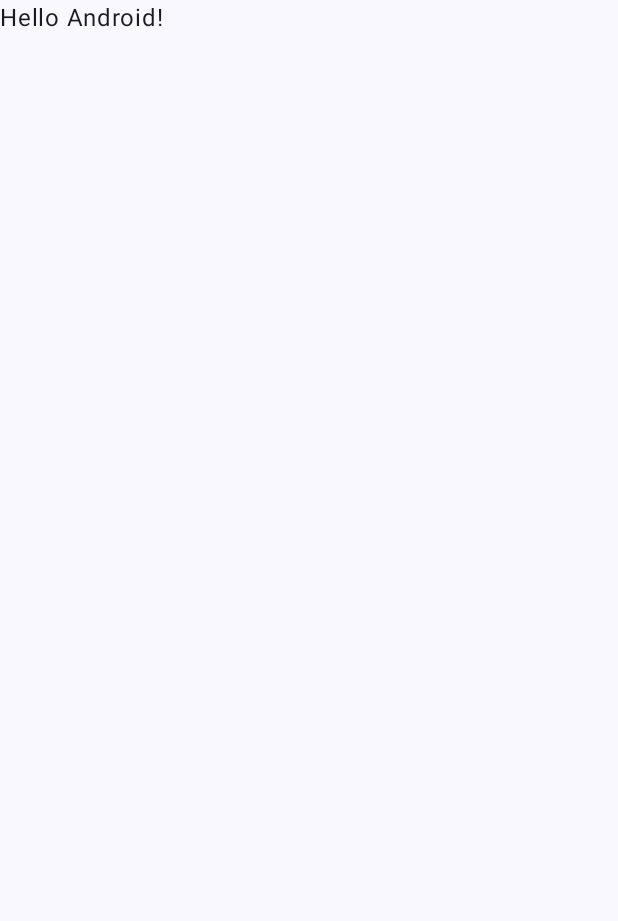
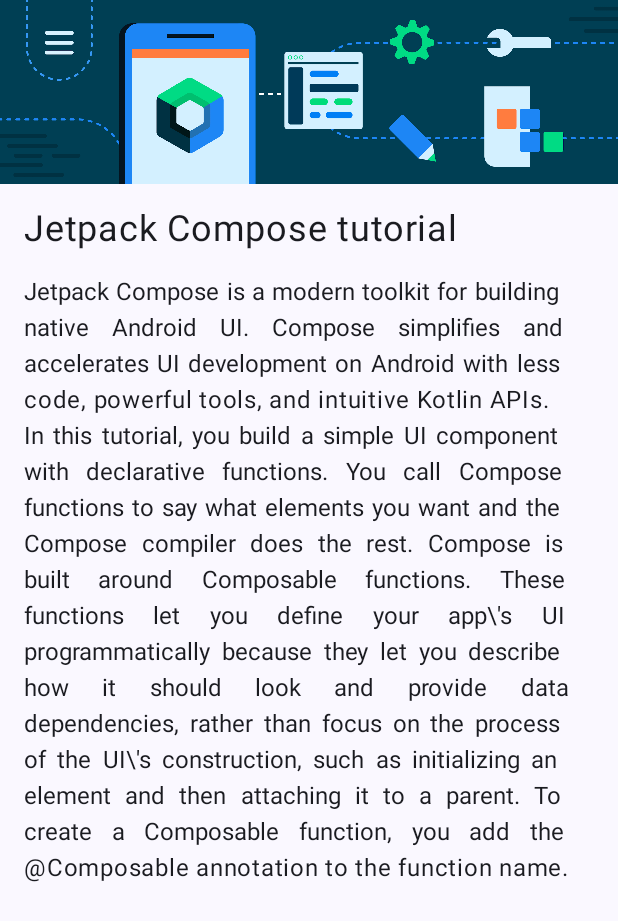
Before and after one commit to 1171Abhishek/Jetpack-Compose, an Android app built with Jetpack Compose: the screen it shows after launch (MainActivity), on a phone screen of 412 x 824 dp. Before the commit the part shown is almost empty. Shown: the top 921 px of the screen. Run offline under Robolectric (Android 15) with nearby library versions, the phone set to English and light mode, and no system bars.

Commit message:
feat: Implement Jetpack Compose UI components and practices
-   Adds `PractiseThree` composable which displays a completed task image, title and subtext.
-   Adds `Practise_Two` composable that renders background image, heading, and two text paragraphs.
-   Adds image resources `androidparty.png`, `bg_compose_background.png`, and `ic_task_completed.png`.
-   Adds `DotAlignFunction` to show alignment of elements within a `Row`.
-   Adds new string resources `t1` to `t5` for text content in the composables.
-   Updates `MainActivity` to use `Practise_Two` instead of a simple `Greeting` composable.
-   Adds a text file listing topics related to alignment and padding.

```diff
--- a/app/src/main/java/com/company/jetpack/MainActivity.kt
+++ b/app/src/main/java/com/company/jetpack/MainActivity.kt
@@ -11,6 +11,8 @@ import androidx.compose.material3.Text
 import androidx.compose.runtime.Composable
 import androidx.compose.ui.Modifier
 import androidx.compose.ui.tooling.preview.Preview
+import com.company.jetpack.topic_01.PractiseOne
+import com.company.jetpack.topic_01.Practise_Two
 import com.company.jetpack.ui.theme.JetpackComposeTheme
 
 class MainActivity : ComponentActivity() {
@@ -20,8 +22,7 @@ class MainActivity : ComponentActivity() {
         setContent {
             JetpackComposeTheme {
                 Scaffold(modifier = Modifier.fillMaxSize()) { innerPadding ->
-                    Greeting(
-                        name = "Android",
+                    Practise_Two(
                         modifier = Modifier.padding(innerPadding)
                     )
                 }
@@ -29,19 +30,3 @@ class MainActivity : ComponentActivity() {
         }
     }
 }
-
-@Composable
-fun Greeting(name: String, modifier: Modifier = Modifier) {
-    Text(
-        text = "Hello $name!",
-        modifier = modifier
-    )
-}
-
-@Preview(showBackground = true)
-@Composable
-fun GreetingPreview() {
-    JetpackComposeTheme {
-        Greeting("Android")
-    }
-}
--- a/app/src/main/java/com/company/jetpack/topic_01/000_topic_to_cover.txt
+++ b/app/src/main/java/com/company/jetpack/topic_01/000_topic_to_cover.txt
@@ -4,5 +4,4 @@ These are the topics which i have to cover
 vertical alignment
 horizontal alignment
 content alignment
-padding
 content scale
--- /dev/null
+++ b/app/src/main/java/com/company/jetpack/topic_01/practise_02.kt
@@ -0,0 +1,41 @@
+package com.company.jetpack.topic_01
+
+import androidx.compose.foundation.Image
+import androidx.compose.foundation.layout.Column
+import androidx.compose.foundation.layout.padding
+import androidx.compose.material3.Text
+import androidx.compose.runtime.Composable
+import androidx.compose.ui.Modifier
+import androidx.compose.ui.res.painterResource
+import androidx.compose.ui.res.stringResource
+import androidx.compose.ui.text.style.TextAlign
+import androidx.compose.ui.tooling.preview.Preview
+import androidx.compose.ui.unit.dp
+import androidx.compose.ui.unit.sp
+import com.company.jetpack.R
+
+@Composable
+fun Practise_Two(modifier: Modifier = Modifier) {
+    Column {
+        Image(painterResource(R.drawable.bg_compose_background), contentDescription = null)
+        Text(stringResource(R.string.t1), modifier.padding(16.dp), fontSize = 24.sp)
+        Text(
+            stringResource(R.string.t2),
+            modifier.padding(start = 16.dp , end = 16.dp),
+            fontSize = 16.sp,
+            textAlign = TextAlign.Justify
+        )
+        Text(
+            stringResource(R.string.t3),
+            modifier.padding(start = 16.dp , end = 16.dp),
+            fontSize = 16.sp,
+            textAlign = TextAlign.Justify
+        )
+    }
+}
+
+@Preview(showSystemUi = true)
+@Composable
+fun Practise_TwoPreview() {
+    Practise_Two()
+}
--- a/app/src/main/res/values/strings.xml
+++ b/app/src/main/res/values/strings.xml
@@ -1,4 +1,9 @@
 <resources>
     <string name="app_name">Jetpack Compose</string>
     <string name="first_text">Hello Abhishek</string>
+    <string name="t1">Jetpack Compose tutorial</string>
+    <string name="t2">Jetpack Compose is a modern toolkit for building native Android UI. Compose simplifies and accelerates UI development on Android with less code, powerful tools, and intuitive Kotlin APIs.</string>
+    <string name="t3">In this tutorial, you build a simple UI component with declarative functions. You call Compose functions to say what elements you want and the Compose compiler does the rest. Compose is built around Composable functions. These functions let you define your app\\\'s UI programmatically because they let you describe how it should look and provide data dependencies, rather than focus on the process of the UI\\\'s construction, such as initializing an element and then attaching it to a parent. To create a Composable function, you add the @Composable annotation to the function name.</string>
+    <string name="t4">All tasks completed</string>
+    <string name="t5">Nice work!</string>
 </resources>
```
Also changed, not shown: app/src/main/java/com/company/jetpack/topic_01/11_.align.kt (added, +39 -0 lines), app/src/main/java/com/company/jetpack/topic_01/practise_03.kt (added, +42 -0 lines), app/src/main/res/drawable-nodpi/bg_compose_background.png (added), app/src/main/res/drawable-nodpi/ic_task_completed.png (added), 1 other file.
